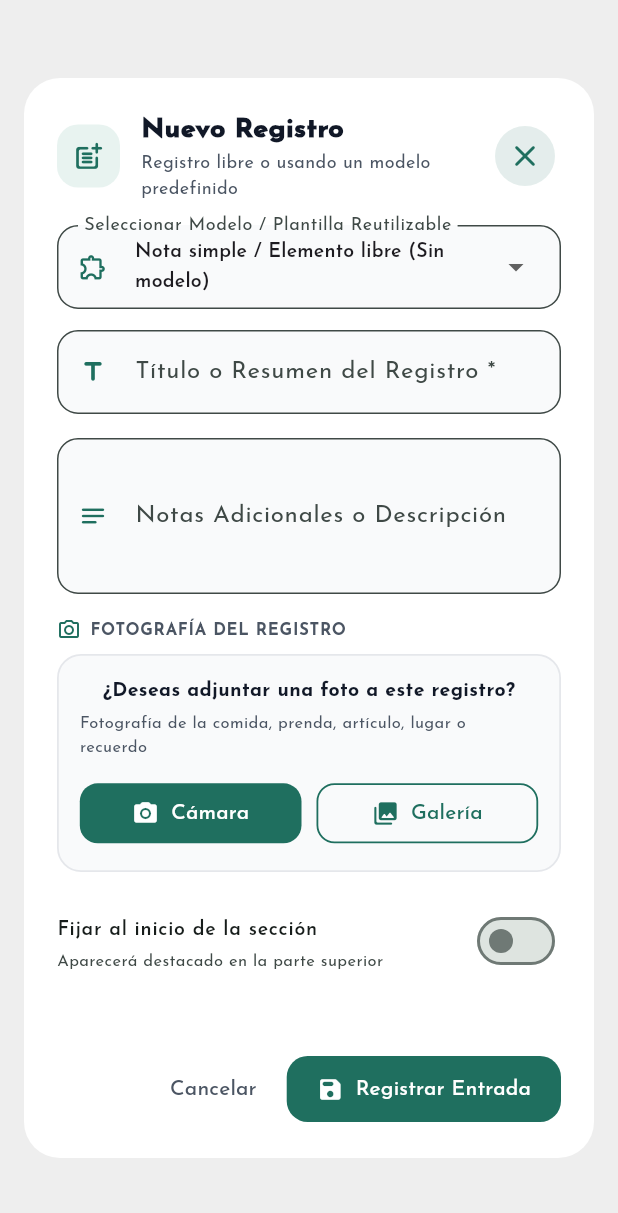
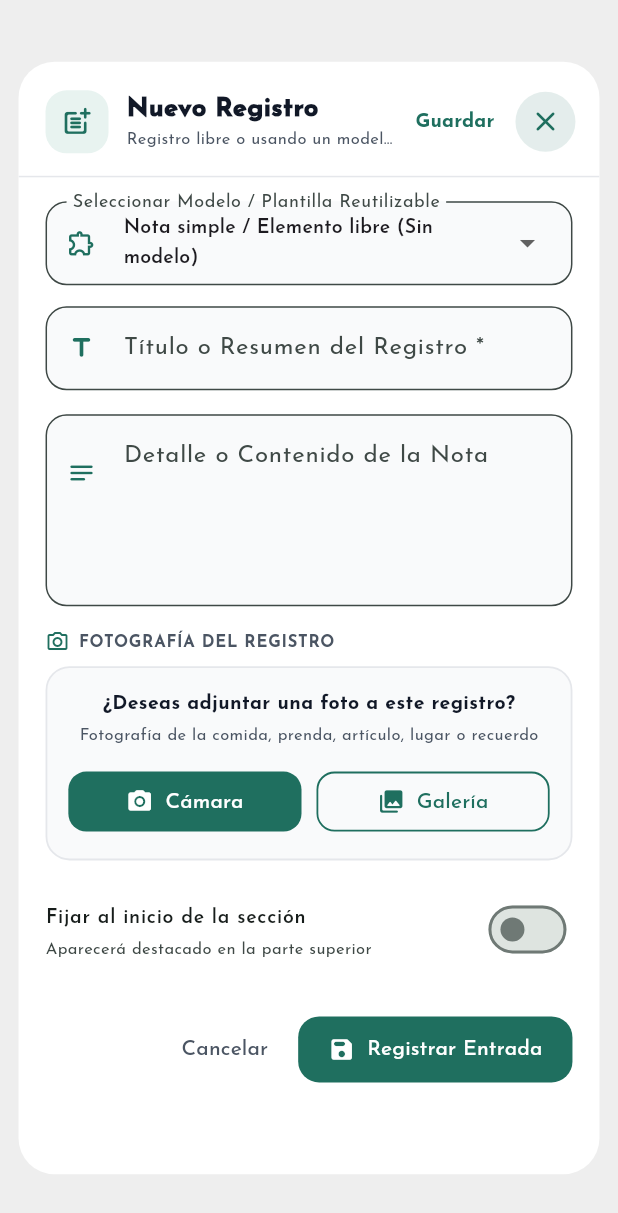
Before and after one commit to jottache/quebrado, a Flutter app: the EntryEditorDialog widget shown alone on an empty page, opened directly with empty values, on a phone screen of 412 x 824 dp. Shown: the top 1213 px of the screen. Run offline on Flutter 3.47's test engine with Material 3 defaults, Android fonts, the phone set to English and light mode, and no system bars; our stand-ins replace file_picker, fl_chart, flutter_dotenv, flutter_local_notifications, flutter_markdown_plus, google_fonts and 8 more; accounts and stored records are empty; network calls fail.

Commit message:
feat(diario): expand mobile modals to 90% screen height with keyboard-resilient internal scroll

```diff
--- a/quebrado-app-flutter/lib/diario/screens/entry_editor_dialog.dart
+++ b/quebrado-app-flutter/lib/diario/screens/entry_editor_dialog.dart
@@ -157,20 +157,42 @@ class _EntryEditorDialogState extends State<EntryEditorDialog> {
       } catch (_) {}
     }
 
-    return Dialog(
+    final media = MediaQuery.of(context);
+    final screenHeight = media.size.height;
+    final screenWidth = media.size.width;
+    final isMobile = screenWidth < 600;
+    final keyboardHeight = media.viewInsets.bottom;
+
+    final modalHeight = isMobile ? (screenHeight * 0.90) : 720.0;
+    final modalWidth = isMobile ? (screenWidth * 0.94) : 550.0;
+
+    return MediaQuery.removeViewInsets(
+      removeBottom: true,
+      context: context,
+      child: Dialog(
         shape: RoundedRectangleBorder(borderRadius: BorderRadius.circular(24)),
         backgroundColor: Colors.white,
-      insetPadding: const EdgeInsets.symmetric(horizontal: 16, vertical: 20),
+        clipBehavior: Clip.antiAlias,
+        insetPadding: EdgeInsets.symmetric(
+          horizontal: isMobile ? (screenWidth * 0.03) : 16,
+          vertical: isMobile ? (screenHeight * 0.05) : 20,
+        ),
+        child: SizedBox(
+          width: modalWidth,
+          height: isMobile ? modalHeight : null,
           child: ConstrainedBox(
-        constraints: const BoxConstraints(maxWidth: 550, maxHeight: 720),
-        child: Padding(
-          padding: const EdgeInsets.all(22.0),
+            constraints: BoxConstraints(
+              maxWidth: 550,
+              maxHeight: modalHeight,
+            ),
             child: Column(
-            mainAxisSize: MainAxisSize.min,
+              mainAxisSize: isMobile ? MainAxisSize.max : MainAxisSize.min,
               crossAxisAlignment: CrossAxisAlignment.stretch,
               children: [
-              // Header
-              Row(
+                // Header (Fijado en la parte superior)
+                Padding(
+                  padding: const EdgeInsets.fromLTRB(18, 16, 12, 12),
+                  child: Row(
                     children: [
                       Container(
                         width: 42,
@@ -185,7 +207,7 @@ class _EntryEditorDialogState extends State<EntryEditorDialog> {
                           size: 22,
                         ),
                       ),
-                  const SizedBox(width: 14),
+                      const SizedBox(width: 12),
                       Expanded(
                         child: Column(
                           crossAxisAlignment: CrossAxisAlignment.start,
@@ -193,7 +215,7 @@ class _EntryEditorDialogState extends State<EntryEditorDialog> {
                             Text(
                               isEditing ? 'Editar Registro' : 'Nuevo Registro',
                               style: const TextStyle(
-                            fontSize: 18,
+                                fontSize: 17,
                                 fontWeight: FontWeight.w900,
                                 color: DiarioColors.textPrimary,
                               ),
@@ -202,25 +224,48 @@ class _EntryEditorDialogState extends State<EntryEditorDialog> {
                               activeTemplate != null
                                   ? 'Modelo: ${activeTemplate.name}'
                                   : 'Registro libre o usando un modelo predefinido',
-                          style: const TextStyle(fontSize: 12, color: DiarioColors.textSecondary),
+                              style: const TextStyle(fontSize: 11, color: DiarioColors.textSecondary),
+                              overflow: TextOverflow.ellipsis,
                             ),
                           ],
                         ),
                       ),
+                      if (isMobile)
+                        TextButton(
+                          onPressed: _save,
+                          style: TextButton.styleFrom(
+                            foregroundColor: DiarioColors.primary,
+                            padding: const EdgeInsets.symmetric(horizontal: 10, vertical: 6),
+                          ),
+                          child: const Text(
+                            'Guardar',
+                            style: TextStyle(fontWeight: FontWeight.w800, fontSize: 13),
+                          ),
+                        ),
                       IconButton(
-                    icon: const Icon(Icons.close_rounded),
+                        icon: const Icon(Icons.close_rounded, size: 22),
                         onPressed: () => Navigator.of(context).pop(),
                       ),
                     ],
                   ),
+                ),
 
-              const SizedBox(height: 16),
+                const Divider(height: 1, thickness: 1, color: DiarioColors.cardBorder),
 
-              // Form Scrollable Area
+                // Form Scrollable Area (Scroll interno resiliente ante teclado)
                 Expanded(
+                  child: GestureDetector(
+                    onTap: () => FocusScope.of(context).unfocus(),
+                    behavior: HitTestBehavior.opaque,
                     child: Form(
                       key: _formKey,
                       child: SingleChildScrollView(
+                        padding: EdgeInsets.fromLTRB(
+                          18,
+                          16,
+                          18,
+                          isMobile ? (keyboardHeight + 32) : 20,
+                        ),
                         child: Column(
                           crossAxisAlignment: CrossAxisAlignment.stretch,
                           children: [
@@ -299,31 +344,36 @@ class _EntryEditorDialogState extends State<EntryEditorDialog> {
                                         Icon(activeTemplate.iconData, size: 16, color: activeTemplate.color),
                                         const SizedBox(width: 6),
                                         Text(
-                                      'Campos del Modelo: ${activeTemplate.name}',
+                                          'CAMPOS DEL MODELO (${activeTemplate.name.toUpperCase()})',
                                           style: TextStyle(
-                                        fontSize: 12,
+                                            fontSize: 11,
                                             fontWeight: FontWeight.w800,
                                             color: activeTemplate.color,
+                                            letterSpacing: 0.5,
                                           ),
                                         ),
                                       ],
                                     ),
                                     const SizedBox(height: 12),
-                                ...activeTemplate.fields.map((field) => _buildDynamicField(field)),
+                                    ...activeTemplate.fields.map((f) => _buildDynamicField(f)),
                                   ],
                                 ),
                               ),
-                          const SizedBox(height: 14),
+                              const SizedBox(height: 16),
                             ],
 
-                        // Additional Notes Field
+                            // Content / Notes Textarea
                             TextFormField(
                               controller: _textController,
-                          maxLines: 3,
+                              maxLines: 4,
                               decoration: InputDecoration(
-                            labelText: 'Notas Adicionales o Descripción',
-                            hintText: 'Detalles, observaciones, comentarios...',
-                            prefixIcon: const Icon(Icons.notes_rounded, size: 20),
+                                labelText: activeTemplate != null ? 'Notas Adicionales / Observaciones' : 'Detalle o Contenido de la Nota',
+                                hintText: 'Escribe cualquier detalle relevante...',
+                                alignLabelWithHint: true,
+                                prefixIcon: const Padding(
+                                  padding: EdgeInsets.only(bottom: 50.0),
+                                  child: Icon(Icons.notes_rounded, size: 20),
+                                ),
                                 border: OutlineInputBorder(borderRadius: BorderRadius.circular(14)),
                                 filled: true,
                                 fillColor: DiarioColors.background,
@@ -346,15 +396,10 @@ class _EntryEditorDialogState extends State<EntryEditorDialog> {
                               activeColor: DiarioColors.primary,
                               onChanged: (val) => setState(() => _isPinned = val),
                             ),
-                      ],
-                    ),
-                  ),
-                ),
-              ),
 
-              const SizedBox(height: 14),
+                            const SizedBox(height: 20),
 
-              // Actions
+                            // Botones de acción inferiores
                             Row(
                               mainAxisAlignment: MainAxisAlignment.end,
                               children: [
@@ -378,6 +423,13 @@ class _EntryEditorDialogState extends State<EntryEditorDialog> {
                               ],
                             ),
                           ],
+                        ),
+                      ),
+                    ),
+                  ),
+                ),
+              ],
+            ),
           ),
         ),
       ),
```
Also changed, not shown: quebrado-app-flutter/lib/diario/dialogs/contact_editor_dialog.dart (+66 -20 lines). Lines whose indentation alone changed are shown as unchanged.
